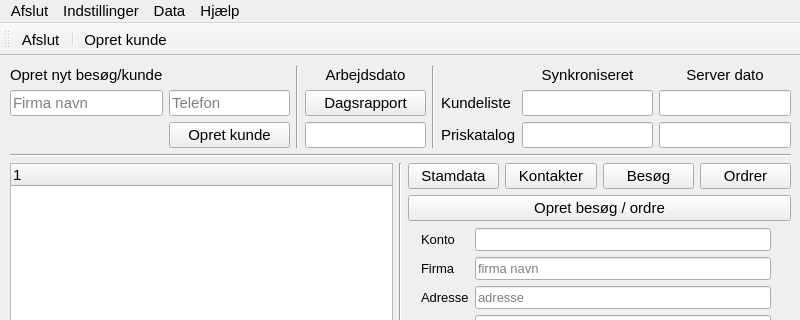
The window that buildtools/ui/main_window.ui (fhdk/eordre2) describes before a commit, drawn with Qt 5; both pictures show x 0 to 800 and y 0 to 320 of the 800 by 770 pixel window.
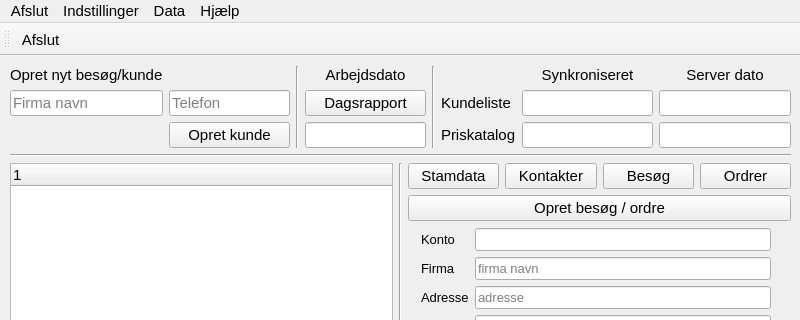
The same window after the commit.

```diff
--- a/buildtools/ui/main_window.ui
+++ b/buildtools/ui/main_window.ui
@@ -664,8 +664,6 @@
     <bool>false</bool>
    </attribute>
    <addaction name="actionExit"/>
-   <addaction name="separator"/>
-   <addaction name="actionCreateCustomer"/>
   </widget>
   <action name="actionExit">
    <property name="text">
```
Left out of the diff: 27 changed lines with no effect on the pictures.
